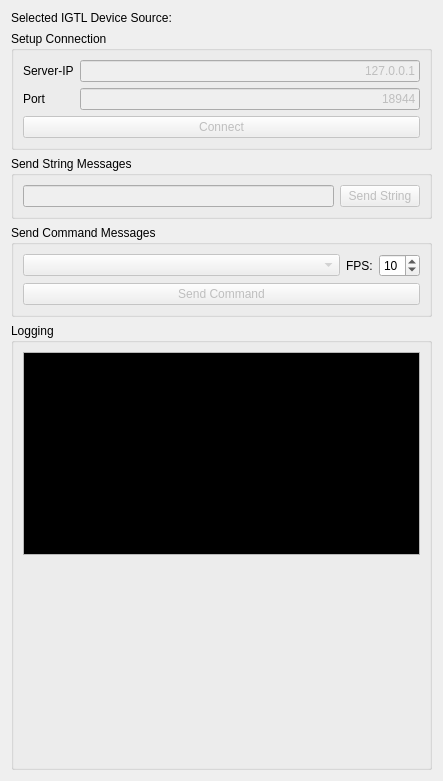
MITK/MITK, file Modules/OpenIGTLinkUI/Qmitk/QmitkIGTLDeviceSourceManagementWidgetControls.ui: the form before one commit.
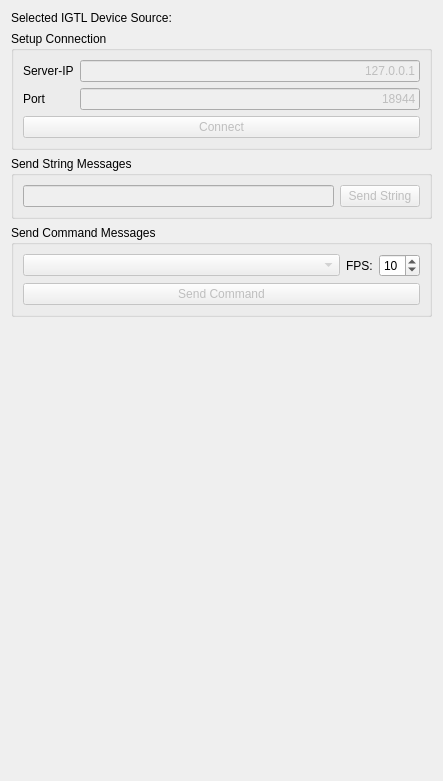
The form after the commit.

Commit message: Removed the logging window from the OpenIGTLinkManager

What changed in the file:
```diff
--- a/Modules/OpenIGTLinkUI/Qmitk/QmitkIGTLDeviceSourceManagementWidgetControls.ui
+++ b/Modules/OpenIGTLinkUI/Qmitk/QmitkIGTLDeviceSourceManagementWidgetControls.ui
@@ -208,23 +208,6 @@
     </widget>
    </item>
    <item>
-    <widget class="QGroupBox" name="groupBox_4">
-     <property name="title">
-      <string>Logging</string>
-     </property>
-     <layout class="QVBoxLayout" name="verticalLayout_3">
-      <item>
-       <widget class="QTextEdit" name="m_Logging">
-        <property name="html">
-         <string>&lt;!DOCTYPE HTML PUBLIC &quot;-//W3C//DTD HTML 4.0//EN&quot; &quot;http://www.w3.org/TR/REC-html40/strict.dtd&quot;&gt;
-&lt;html&gt;&lt;head&gt;&lt;meta name=&quot;qrichtext&quot; content=&quot;1&quot; /&gt;&lt;style type=&quot;text/css&quot;&gt;
-p, li { white-space: pre-wrap; }
-&lt;/style&gt;&lt;/head&gt;&lt;body style=&quot; font-family:'Ubuntu'; font-size:11pt; font-weight:400; font-style:normal;&quot; bgcolor=&quot;#000000&quot;&gt;
-&lt;p style=&quot;-qt-paragraph-type:empty; margin-top:0px; margin-bottom:0px; margin-left:0px; margin-right:0px; -qt-block-indent:0; text-indent:0px;&quot;&gt;&lt;br /&gt;&lt;/p&gt;&lt;/body&gt;&lt;/html&gt;</string>
-        </property>
-       </widget>
-      </item>
-      <item>
        <spacer name="verticalSpacer">
         <property name="orientation">
          <enum>Qt::Vertical</enum>
@@ -236,9 +219,6 @@
          </size>
         </property>
        </spacer>
-      </item>
-     </layout>
-    </widget>
    </item>
   </layout>
  </widget>
```
Lines whose indentation alone changed are shown as unchanged. The commit also changes 4 other files.
